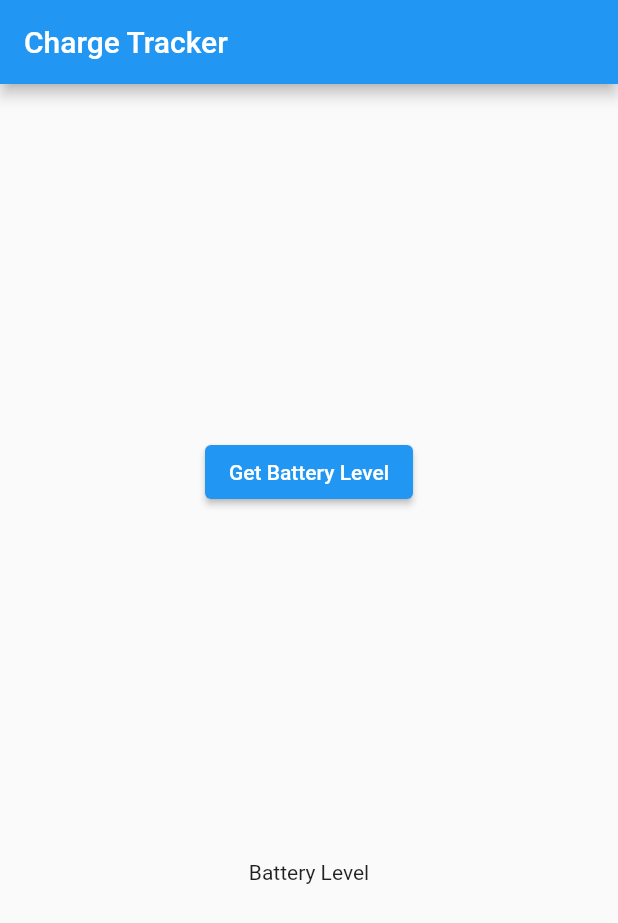
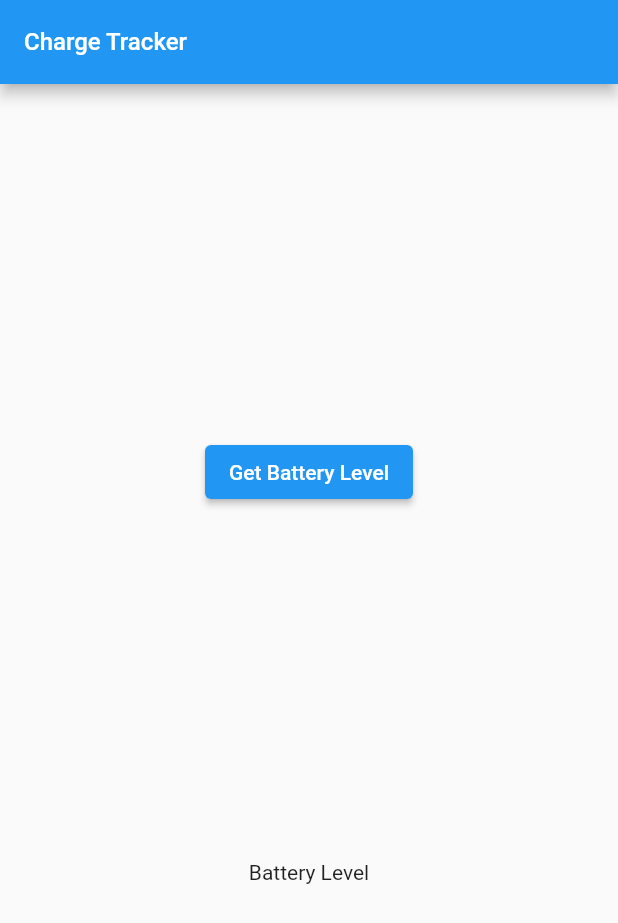
Before and after one commit to Habeebunissa/Charge-Tracker, a Flutter app: the screen it shows after launch, on a phone screen of 412 x 824 dp. Shown: the top 923 px of the screen. Run offline on Flutter 3.47's test engine with Material 2 defaults, Android fonts, the phone set to English and light mode, and no system bars.

Commit message:
added textstyle

```diff
--- a/battery_percentage/lib/main.dart
+++ b/battery_percentage/lib/main.dart
@@ -44,7 +44,10 @@ class _MyHomePageState extends State<MyHomePage> {
   Widget build(BuildContext context) {
     return Scaffold(
       appBar: AppBar(
-        title: Text('Charge Tracker'),
+        title: Text(
+          'Charge Tracker',
+          style: TextStyle(fontSize: 16),
+        ),
       ),
       body: Center(
         child: Column(
```
